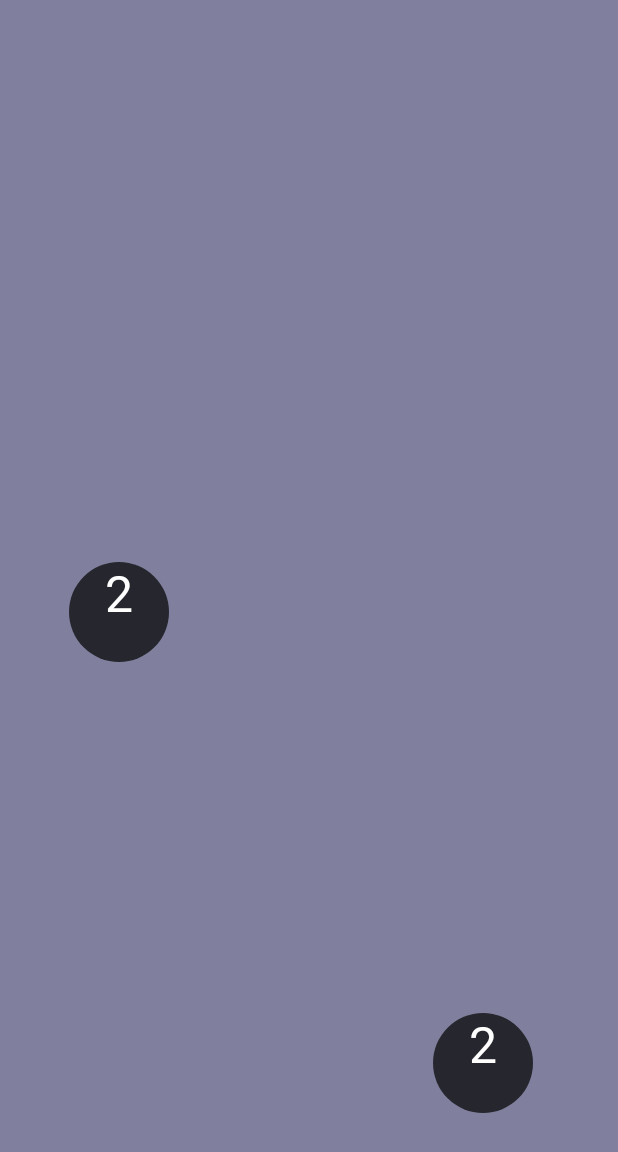
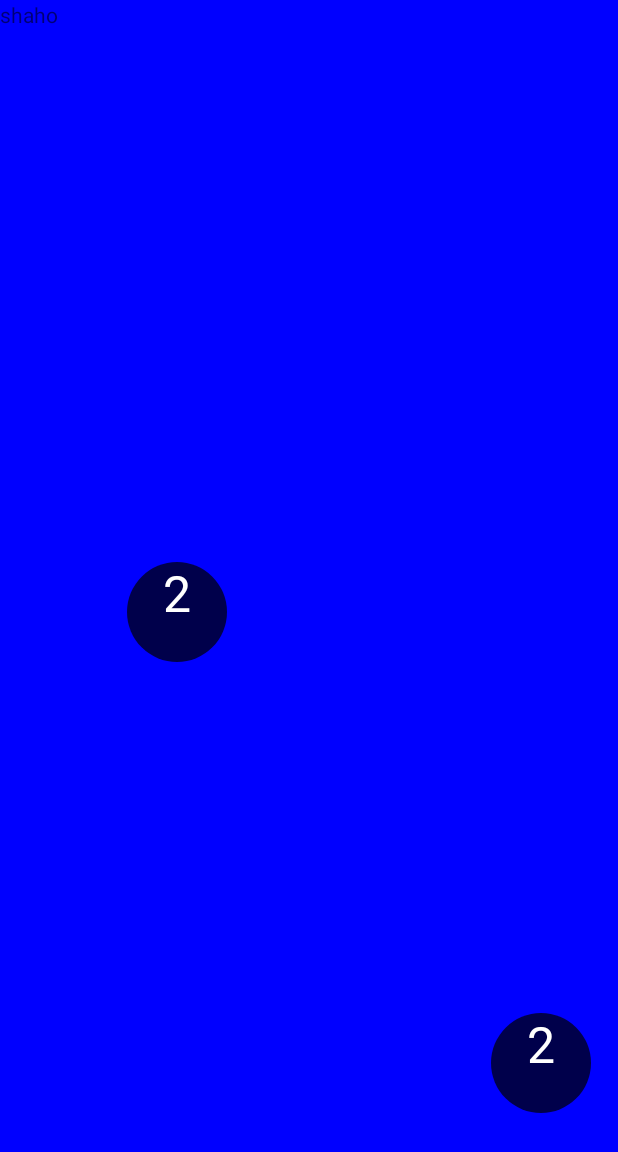
Before and after one commit to ShahoBashoki/2048Ball2, an Android app: the screen it shows after launch (MainActivity), on a phone screen of 412 x 824 dp. Shown: the top 1152 px of the screen. Run offline under Robolectric (Android 15) with nearby library versions, the light colour scheme and no system bars.

Commit message:
version 3.1

```diff
--- a/app/src/main/java/com/savar/a2048ball/BallView.java
+++ b/app/src/main/java/com/savar/a2048ball/BallView.java
@@ -70,6 +70,7 @@ public class BallView extends View
                 canvas.drawCircle(MainActivity.xPos.get(x), MainActivity.yPos.get(x), MainActivity.radius.get(x), paint);
                 paint.setColor(Color.WHITE);
                 canvas.drawText(MainActivity.type.get(x) + "", MainActivity.xPos.get(x), MainActivity.yPos.get(x), paint);
+                invalidate();
 //            }
         }
         invalidate();
--- a/app/src/main/java/com/savar/a2048ball/MainActivity.java
+++ b/app/src/main/java/com/savar/a2048ball/MainActivity.java
@@ -18,6 +18,7 @@ import android.util.Log;
 import android.view.Display;
 import android.view.WindowManager;
 import android.widget.LinearLayout;
+import android.widget.TextView;
 
 import java.util.ArrayList;
 import java.util.Arrays;
@@ -25,6 +26,8 @@ import java.util.Random;
 
 public class MainActivity extends Activity implements SensorEventListener2
 {
+    private int score=0;
+
     public static ArrayList<Float> xPos=new ArrayList<Float>();
     private ArrayList<Float> xVel=new ArrayList<Float>();
     public static ArrayList<Float> yPos=new ArrayList<Float>();
@@ -47,6 +50,7 @@ public class MainActivity extends Activity implements SensorEventListener2
     private boolean flag=false;
 
     LinearLayout screen;
+    public static TextView txt;
     Handler handler = new Handler();
     int R1=255;
     int G1=255;
@@ -63,9 +67,16 @@ public class MainActivity extends Activity implements SensorEventListener2
         super.onCreate(savedInstanceState);
         final BallView ballView = new BallView(this);
         ballView.setBackgroundResource(R.color.colorBallView);
-        setContentView(ballView);
+        setContentView(R.layout.activity_main);
         setRequestedOrientation(ActivityInfo.SCREEN_ORIENTATION_PORTRAIT);
         getWindow().addFlags(WindowManager.LayoutParams.FLAG_KEEP_SCREEN_ON);
+
+        screen=(LinearLayout) findViewById(R.id.screen);
+        txt=(TextView) findViewById(R.id.txt);
+        screen.setBackgroundColor(Color.BLUE);
+        txt.setText("shaho");
+        screen.addView(ballView);
+//        ballView.bringToFront();
 
         R1=rand.nextInt((255 - 0) + 1) + 0;
         G1=rand.nextInt((255 - 0) + 1) + 0;
@@ -86,7 +97,7 @@ public class MainActivity extends Activity implements SensorEventListener2
                         @Override
                         public void run()
                         {
-                            ObjectAnimator colorFade = ObjectAnimator.ofObject(ballView, "backgroundColor", new ArgbEvaluator(), Color.argb(255, R1, G1, B1), Color.argb(255, R2, G2, B2));
+                            ObjectAnimator colorFade = ObjectAnimator.ofObject(ballView, "backgroundColor", new ArgbEvaluator(), Color.argb(0, R1, G1, B1), Color.argb(0, R2, G2, B2));
                             colorFade.setDuration(7000);
                             colorFade.start();
                         }
@@ -290,6 +301,8 @@ public class MainActivity extends Activity implements SensorEventListener2
                 // وقتی دو توپ هم امتیاز به هم برخورد می کنند
                 if (collosion && type.get(i).compareTo(type.get(x))==0)
                 {
+                    score=score+(type.get(i)*2);
+
                     if (type.get(i)==2)
                         flag=true;
 
--- a/app/src/main/res/layout/activity_main.xml
+++ b/app/src/main/res/layout/activity_main.xml
@@ -4,9 +4,14 @@
     android:id="@+id/screen"
     android:layout_width="match_parent"
     android:layout_height="match_parent"
-    android:background="@color/colorPrimary"
     android:orientation="horizontal"
     tools:context="com.savar.a2048ball.MainActivity">
 
 
+    <TextView
+        android:id="@+id/txt"
+        android:layout_width="wrap_content"
+        android:layout_height="wrap_content"
+        android:gravity="center"
+        android:text="TextView" />
 </LinearLayout>
```
Also changed, not shown: 1 other file.
